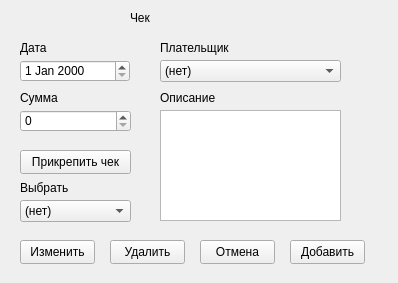
This is my_helper/notebook/designer_ui/new_bill.ui in SmolPO/vertical as Qt 5 draws it before an edit. The edited form follows.
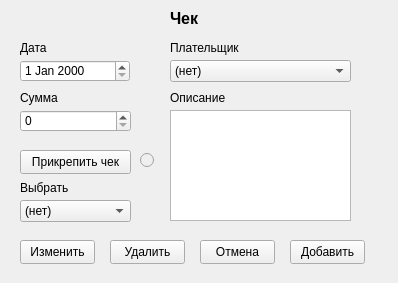
This is the edited form.

Patch:
```diff
--- a/my_helper/notebook/designer_ui/new_bill.ui
+++ b/my_helper/notebook/designer_ui/new_bill.ui
@@ -39,7 +39,7 @@
   <widget class="QComboBox" name="cb_buyer">
    <property name="geometry">
     <rect>
-     <x>160</x>
+     <x>170</x>
      <y>60</y>
      <width>181</width>
      <height>22</height>
@@ -54,12 +54,18 @@
   <widget class="QLabel" name="label">
    <property name="geometry">
     <rect>
-     <x>130</x>
+     <x>170</x>
      <y>10</y>
      <width>61</width>
      <height>16</height>
     </rect>
    </property>
+   <property name="font">
+    <font>
+     <pointsize>12</pointsize>
+     <bold>true</bold>
+    </font>
+   </property>
    <property name="text">
     <string>Чек</string>
    </property>
@@ -106,7 +112,7 @@
   <widget class="QLabel" name="label_2">
    <property name="geometry">
     <rect>
-     <x>160</x>
+     <x>170</x>
      <y>90</y>
      <width>61</width>
      <height>16</height>
@@ -119,7 +125,7 @@
   <widget class="QLabel" name="label_3">
    <property name="geometry">
     <rect>
-     <x>160</x>
+     <x>170</x>
      <y>40</y>
      <width>91</width>
      <height>16</height>
@@ -212,13 +218,29 @@
   <widget class="QTextEdit" name="note">
    <property name="geometry">
     <rect>
-     <x>160</x>
+     <x>170</x>
      <y>110</y>
      <width>181</width>
      <height>111</height>
     </rect>
    </property>
   </widget>
+  <widget class="QRadioButton" name="rb_isfile">
+   <property name="enabled">
+    <bool>false</bool>
+   </property>
+   <property name="geometry">
+    <rect>
+     <x>140</x>
+     <y>150</y>
+     <width>16</width>
+     <height>20</height>
+    </rect>
+   </property>
+   <property name="text">
+    <string/>
+   </property>
+  </widget>
  </widget>
  <resources/>
  <connections/>
```
Left out of the diff: 3 changed lines with no effect on the pictures.
